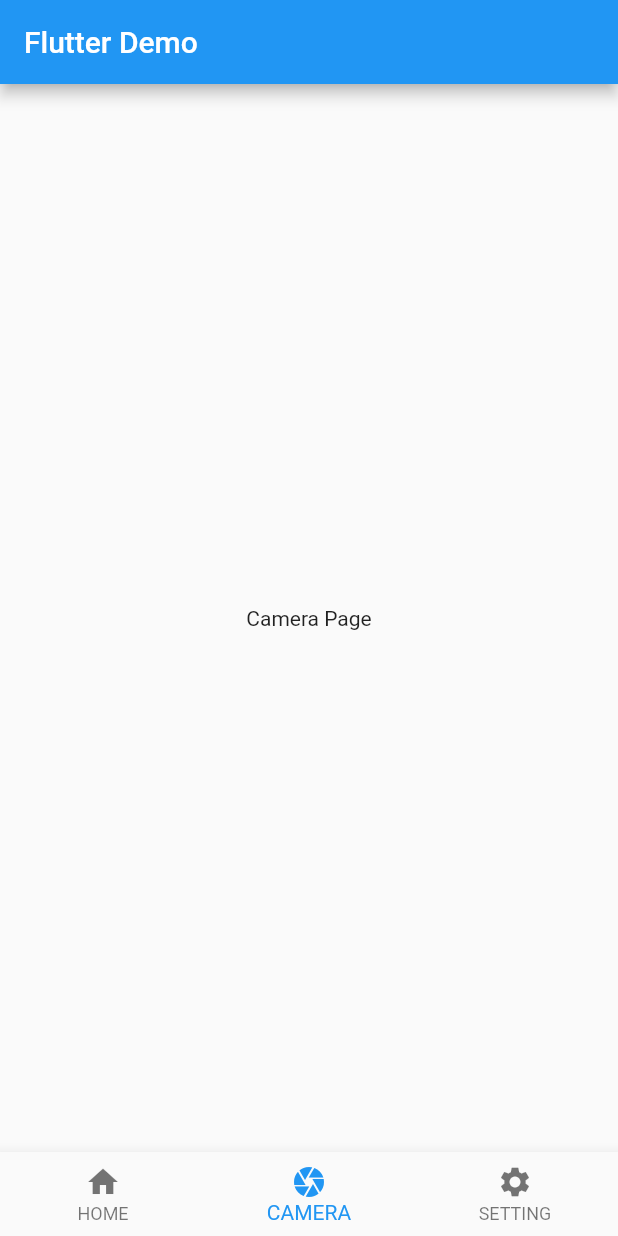
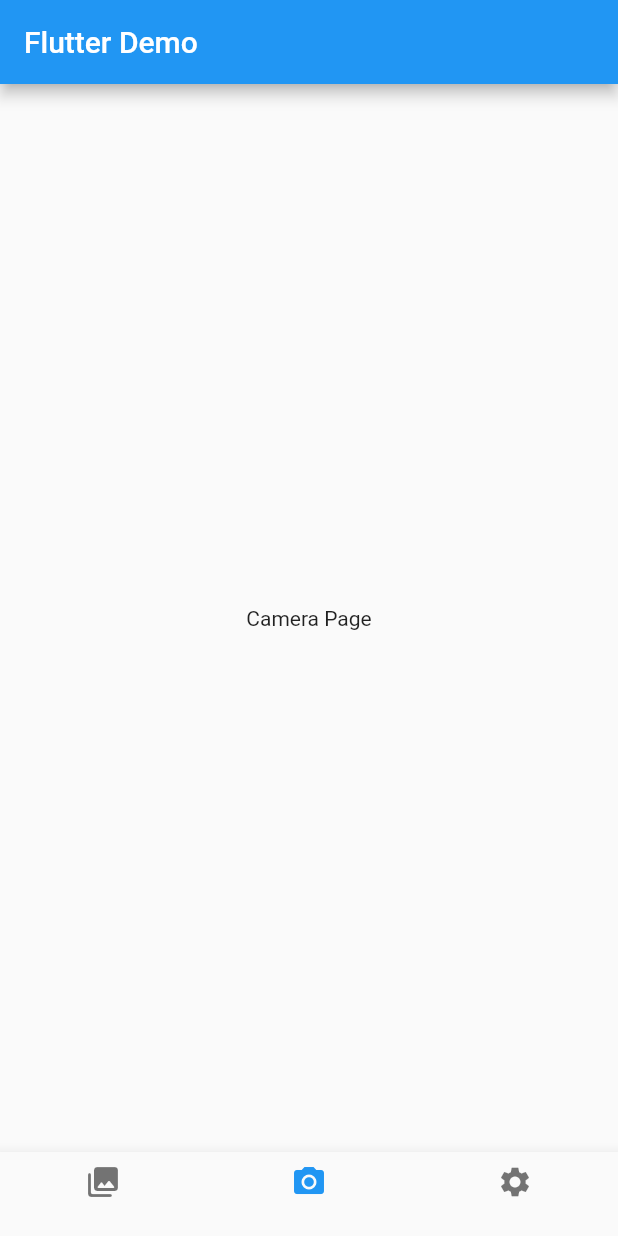
Before and after one commit to flutter-meal-app/meal-application, a Flutter app: the screen it shows after launch, on a phone screen of 412 x 824 dp. Run offline on Flutter 3.47's test engine with Material 2 defaults, Android fonts, the phone set to English and light mode, and no system bars.

Commit message:
微調整（2023/12/24）

```diff
--- /dev/null
+++ b/lib/gallery.dart
@@ -0,0 +1,10 @@
+import 'package:flutter/material.dart';
+
+class GalleryPage extends StatelessWidget {
+  @override
+  Widget build(BuildContext context) {
+    return Center(
+      child: Text('Gallery Page'),
+    );
+  }
+}
--- a/lib/home.dart
+++ /dev/null
@@ -1,10 +0,0 @@
-import 'package:flutter/material.dart';
-
-class HomePage extends StatelessWidget {
-  @override
-  Widget build(BuildContext context) {
-    return Center(
-      child: Text('Home Page'),
-    );
-  }
-}
--- a/lib/main.dart
+++ b/lib/main.dart
@@ -1,7 +1,7 @@
 import 'package:flutter/material.dart';
 import 'splash_screen.dart'; // 追加
 import 'camera.dart';
-import 'home.dart';
+import 'gallery.dart';
 import 'setting.dart';
 
 void main() {
@@ -39,7 +39,7 @@ class _MyHomePageState extends State<MyHomePage> {
   void initState(){
     super.initState();
     _pages = [
-      HomePage(),
+      GalleryPage(),
       CameraPage(),
       SettingPage(),
     ];
@@ -64,16 +64,16 @@ class _MyHomePageState extends State<MyHomePage> {
         },
         items: const [
           BottomNavigationBarItem(
-            icon: Icon(Icons.home),
-            label: 'HOME',
+            icon: Icon(Icons.photo_library_rounded),
+            label: '',
           ),
           BottomNavigationBarItem(
-            icon: Icon(Icons.camera),
-            label: 'CAMERA',
+            icon: Icon(Icons.camera_alt),
+            label: '',
           ),
           BottomNavigationBarItem(
             icon: Icon(Icons.settings),
-            label: 'SETTING',
+            label: '',
           ),
         ],
       ),
```
Also changed, not shown: 5 other files.
